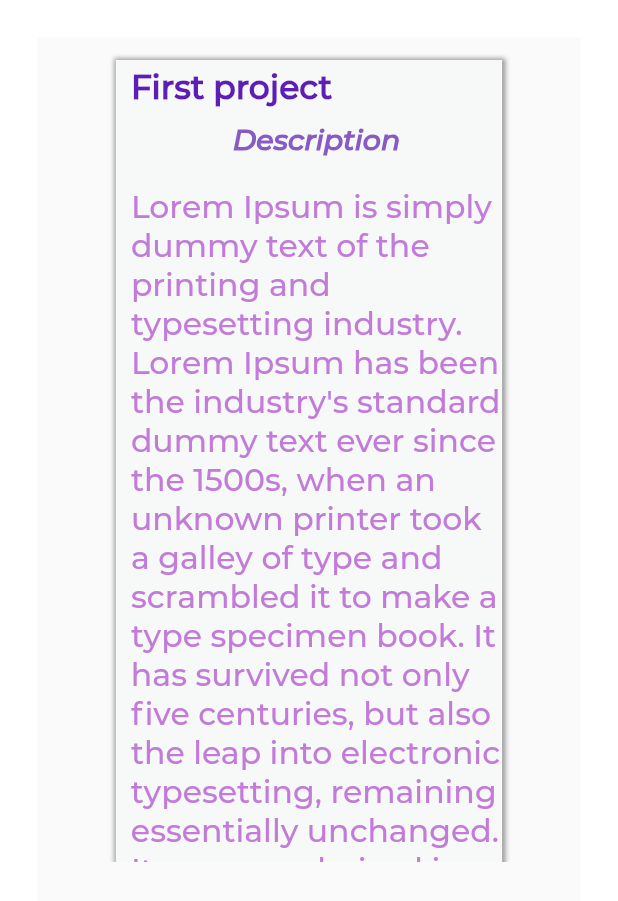
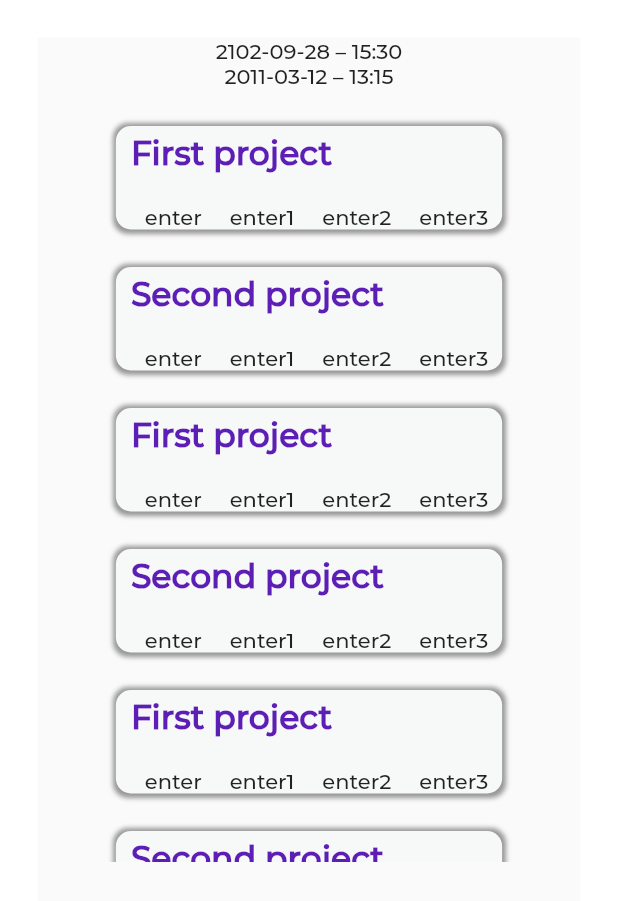
Before and after one commit to yenlydu/Fluttech, a Flutter app: the verticalWidget screen opened directly, on a phone screen of 412 x 824 dp. Shown: the top 901 px of the screen. Run offline on Flutter 3.47's test engine with Material 2 defaults, Android fonts, the phone set to English and light mode, and no system bars; our stand-ins replace carousel_slider, firebase_auth, firebase_core, firebase_storage, flutter_feather_icons, image_picker and 3 more; missing offline and left inert: autocomplete_textfield, cloud_firestore_web, cloud_functions_web, dart:html, firebase_auth_oauth, firebase_auth_oauth_web and 7 more; accounts and stored records are empty.

Commit message:
organized web app code

```diff
--- a/lib/Web/Navigation/HandleProjects/DisplayHandleProject.dart
+++ b/lib/Web/Navigation/HandleProjects/DisplayHandleProject.dart
@@ -1,6 +1,7 @@
 import 'package:flutter/material.dart';
 import 'dart:html' as html;
-
+import 'package:flutter2/Web/Navigation/HandleProjects/PopupDescription.dart';
+import 'package:flutter2/Web/Navigation/HandleProjects/ProjectInformation.dart';
 class DisplayHandleProject
 {
   static final appContainer =
@@ -14,32 +15,22 @@ class DisplayHandleProject
     );
 
   }
-  Widget displaySubtitle(String subtitle)
-  {
-    return Text(subtitle, style: TextStyle(color: Color(0xFF875BC5),fontSize: 19,fontFamily: "Montserrat-Italic", fontWeight: FontWeight.bold, ),);
-  }
 
 
-  Widget singleItem({BuildContext context, String title, String description, IconData icon, Color iconColor}) {
+  Widget singleItem({BuildContext context, ProjectInformation project}) {
     return Center(
     child:InkWell(
       onTap: ()=> {
         showDialog(
           context: context,
           builder: (BuildContext context) {
-            return AlertDialog(
-              content: Stack(
-                overflow: Overflow.visible,
-                children: <Widget>[
-                  Text("enter")
-                ],
-              ),
-            );
+            return PopupDescription(project: project,);
           })
       },
       child: Container(
       width: MediaQuery.of(context).size.width/1.6,
       decoration: BoxDecoration(
+          borderRadius: BorderRadius.circular(10),
         color: Color(0xFFF7F8F8),
         boxShadow: [
           BoxShadow(
@@ -57,15 +48,22 @@ class DisplayHandleProject
             SizedBox(
               height: 5.0,
             ),
-            displayTitle(title: title),
-            SizedBox(
-              height: 10.0,
-            ),
-            displaySubtitle("Description"),
+            displayTitle(title: project.title),
             SizedBox(
               height: 20.0,
             ),
-            Text(description, style: TextStyle(fontSize: 21, color: Color(0xFFC27BD9), ),),/*
+
+            Row(
+              mainAxisAlignment: MainAxisAlignment.spaceAround,
+              children: [
+                Text("enter"),
+                Text("enter1"),
+                Text("enter2"),
+                Text("enter3")
+              ],
+            )
+
+            /*
             icon==null?Text(value, style: TextStyle(fontSize: 21, color: Color(0xFFB67FFF), ),):
             Row(
               mainAxisAlignment: MainAxisAlignment.center,
--- a/lib/Web/Navigation/HandleProjects/HandleProjects.dart
+++ b/lib/Web/Navigation/HandleProjects/HandleProjects.dart
@@ -1,95 +1,99 @@
 import 'package:flutter/material.dart';
 import 'package:flutter2/Web/Navigation/HandleProjects/DisplayHandleProject.dart';
 import 'package:flutter2/Web/Navigation/HandleProjects/ProjectInformation.dart';
-
+import 'package:flutter2/Web/WebConstants/WebConstants.dart';
 class HandleProjects
 {
   Widget getProjectsInformation(BuildContext context)
   {
 
-    ProjectInformation firstProject = new ProjectInformation(title: "First project", description: "Lorem Ipsum is simply dummy text of the printing and typesetting industry. Lorem Ipsum has been the industry's standard dummy text ever since the 1500s, when an unknown printer took a galley of type and scrambled it to make a type specimen book. It has survived not only five centuries, but also the leap into electronic typesetting, remaining essentially unchanged. It was popularised in the 1960s with the release of Letraset sheets containing Lorem Ipsum passages, and more recently with desktop publishing software like Aldus PageMaker including versions of Lorem Ipsum.", beginDate: "2019", endDate: "2019");
-    ProjectInformation secondProject = new ProjectInformation(title: "Second project", description: "Lorem Ipsum is simply dummy text of the printing and typesetting industry. Lorem Ipsum has been the industry's standard dummy text ever since the 1500s, when an unknown printer took a galley of type and scrambled it to make a type specimen book. It has survived not only five centuries, but also the leap into electronic typesetting, remaining essentially unchanged. It was popularised in the 1960s with the release of Letraset sheets containing Lorem Ipsum passages, and more recently with desktop publishing software like Aldus PageMaker including versions of Lorem Ipsum.", beginDate: "1233", endDate: "23");
+    ProjectInformation firstProject = new ProjectInformation(title: "First project", description: "Lorem Ipsum is simply dummy text of the printing and typesetting industry. Lorem Ipsum has been the industry's standard dummy text ever since the 1500s, when an unknown printer took a galley of type and scrambled it to make a type specimen book. It has survived not only five centuries, but also the leap into electronic typesetting, remaining essentially unchanged. It was popularised in the 1960s with the release of Letraset sheets containing Lorem Ipsum passages, and more recently with desktop publishing software like Aldus PageMaker including versions of Lorem Ipsum.", beginDate: DateTime(2021, 09, 28, 15, 30), endDate: DateTime(2102, 09, 28, 15, 30));
+    ProjectInformation secondProject = new ProjectInformation(title: "Second project", description: "Lorem Ipsum is simply dummy text of the printing and typesetting industry. Lorem Ipsum has been the industry's standard dummy text ever since the 1500s, when an unknown printer took a galley of type and scrambled it to make a type specimen book. It has survived not only five centuries, but also the leap into electronic typesetting, remaining essentially unchanged. It was popularised in the 1960s with the release of Letraset sheets containing Lorem Ipsum passages, and more recently with desktop publishing software like Aldus PageMaker including versions of Lorem Ipsum.", beginDate: DateTime(1923, 03, 12, 09, 15), endDate: DateTime(2011, 03, 12, 13, 15));
     return Column(
       children: [
+        Text(formatter(firstProject.endDate)),
+        Text(formatter(secondProject.endDate)),
+
+      SizedBox(
+          height: 25.0,
+        ),
+        DisplayHandleProject().singleItem(context: context, project: firstProject),
         SizedBox(
-          height: 15.0,
+          height: 25.0,
         ),
-        DisplayHandleProject().singleItem(context: context, title: firstProject.title, description: firstProject.description,icon: null),
+        DisplayHandleProject().singleItem(context: context, project: secondProject),
         SizedBox(
-          height: 15.0,
+          height: 25.0,
+        ),                    DisplayHandleProject().singleItem(context: context, project: firstProject),
+        SizedBox(
+          height: 25.0,
         ),
-        DisplayHandleProject().singleItem(context: context, title: secondProject.title, description: secondProject.description,icon: Icons.description_outlined, iconColor: Colors.orangeAccent ),
+        DisplayHandleProject().singleItem(context: context, project: secondProject),
         SizedBox(
-          height: 15.0,
-        ),            DisplayHandleProject().singleItem(context: context, title: "Total Bookings", description: "28,345",icon: null),
+          height: 25.0,
+        ),        DisplayHandleProject().singleItem(context: context, project: firstProject),
         SizedBox(
-          height: 15.0,
-        ),DisplayHandleProject().singleItem(context: context, title: "Partial Bookings", description: "34,1",icon: Icons.lock, iconColor: Colors.orangeAccent ),
+          height: 25.0,
+        ),        DisplayHandleProject().singleItem(context: context, project: secondProject),
         SizedBox(
-          height: 15.0,
-        ),DisplayHandleProject().singleItem(context: context, title: "Total Bookings", description: "28,345",icon: null),
+          height: 25.0,
+        ),        DisplayHandleProject().singleItem(context: context, project: firstProject),
         SizedBox(
-          height: 15.0,
-        ),DisplayHandleProject().singleItem(context: context, title: "Partial Bookings", description: "34,1",icon: Icons.lock, iconColor: Colors.orangeAccent ),
+          height: 25.0,
+        ),         DisplayHandleProject().singleItem(context: context, project: secondProject),
         SizedBox(
-          height: 15.0,
-        ),DisplayHandleProject().singleItem(context: context, title: "Total Bookings", description: "28,345",icon: null),
+          height: 25.0,
+        ),        DisplayHandleProject().singleItem(context: context, project: firstProject),
         SizedBox(
-          height: 15.0,
-        ), DisplayHandleProject().singleItem(context: context, title: "Partial Bookings", description: "34,1",icon: Icons.lock, iconColor: Colors.orangeAccent ),
+          height: 25.0,
+        ),        DisplayHandleProject().singleItem(context: context, project: secondProject),
         SizedBox(
-          height: 15.0,
-        ),DisplayHandleProject().singleItem(context: context, title: "Total Bookings", description: "28,345",icon: null),
+          height: 25.0,
+        ),        DisplayHandleProject().singleItem(context: context, project: firstProject),
         SizedBox(
-          height: 15.0,
-        ),DisplayHandleProject().singleItem(context: context, title: "Partial Bookings", description: "34,1",icon: Icons.lock, iconColor: Colors.orangeAccent ),
+          height: 25.0,
+        ),        DisplayHandleProject().singleItem(context: context, project: secondProject),
         SizedBox(
-          height: 15.0,
-        ),DisplayHandleProject().singleItem(context: context, title: "Total Bookings", description: "28,345",icon: null),
+          height: 25.0,
+        ),        DisplayHandleProject().singleItem(context: context, project: firstProject),
         SizedBox(
-          height: 15.0,
-        ),DisplayHandleProject().singleItem(context: context, title: "Partial Bookings", description: "34,1",icon: Icons.lock, iconColor: Colors.orangeAccent ),
+          height: 25.0,
+        ),         DisplayHandleProject().singleItem(context: context, project: secondProject),
         SizedBox(
-          height: 15.0,
-        ),DisplayHandleProject().singleItem(context: context, title: "Total Bookings", description: "28,345",icon: null),
+          height: 25.0,
+        ),        DisplayHandleProject().singleItem(context: context, project: firstProject),
         SizedBox(
-          height: 15.0,
-        ), DisplayHandleProject().singleItem(context: context, title: "Partial Bookings", description: "34,1",icon: Icons.lock, iconColor: Colors.orangeAccent ),
+          height: 25.0,
+        ),        DisplayHandleProject().singleItem(context: context, project: secondProject),
         SizedBox(
-          height: 15.0,
-        ),DisplayHandleProject().singleItem(context: context, title: "Total Bookings", description: "28,345",icon: null),
+          height: 25.0,
+        ),        DisplayHandleProject().singleItem(context: context, project: firstProject),
         SizedBox(
-          height: 15.0,
-        ),DisplayHandleProject().singleItem(context: context, title: "Total Bookings", description: "28,345",icon: null),
+          height: 25.0,
+        ),        DisplayHandleProject().singleItem(context: context, project: secondProject),
         SizedBox(
-          height: 15.0,
-        ),DisplayHandleProject().singleItem(context: context, title: "Partial Bookings", description: "34,1",icon: Icons.lock, iconColor: Colors.orangeAccent ),
+          height: 25.0,
+        ),        DisplayHandleProject().singleItem(context: context, project: firstProject),
         SizedBox(
-          height: 15.0,
-        ),DisplayHandleProject().singleItem(context: context, title: "Total Bookings", description: "28,345",icon: null),
+          height: 25.0,
+        ),        DisplayHandleProject().singleItem(context: context, project: secondProject),
         SizedBox(
-          height: 15.0,
-        ),DisplayHandleProject().singleItem(context: context, title: "Partial Bookings", description: "34,1",icon: Icons.lock, iconColor: Colors.orangeAccent ),
+          height: 25.0,
+        ),        DisplayHandleProject().singleItem(context: context, project: firstProject),
         SizedBox(
-          height: 15.0,
-        ),DisplayHandleProject().singleItem(context: context, title: "Total Bookings", description: "28,345",icon: null),
+          height: 25.0,
+        ),        DisplayHandleProject().singleItem(context: context, project: secondProject),
         SizedBox(
-          height: 15.0,
-        ),DisplayHandleProject().singleItem(context: context, title: "Partial Bookings", description: "34,1",icon: Icons.lock, iconColor: Colors.orangeAccent ),
+          height: 25.0,
+        ),        DisplayHandleProject().singleItem(context: context, project: firstProject),
         SizedBox(
-          height: 15.0,
-        ),DisplayHandleProject().singleItem(context: context, title: "Total Bookings", description: "28,345",icon: null),
+          height: 25.0,
+        ),        DisplayHandleProject().singleItem(context: context, project: secondProject),
         SizedBox(
-          height: 15.0,
-        ),DisplayHandleProject().singleItem(context: context, title: "Partial Bookings", description: "34,1",icon: Icons.lock, iconColor: Colors.orangeAccent ),
+          height: 25.0,
+        ),        DisplayHandleProject().singleItem(context: context, project: firstProject),
         SizedBox(
-          height: 15.0,
-        ),DisplayHandleProject().singleItem(context: context, title: "Total Bookings", description: "28,345",icon: null),
-        SizedBox(
-          height: 15.0,
-        ),DisplayHandleProject().singleItem(context: context, title: "Partial Bookings", description: "34,1",icon: Icons.lock, iconColor: Colors.orangeAccent ),
-        SizedBox(
-          height: 15.0,
+          height: 25.0,
         ),
       ],
     );
--- /dev/null
+++ b/lib/Web/Navigation/HandleProjects/PopupDescription.dart
@@ -0,0 +1,41 @@
+import 'package:flutter/material.dart';
+import 'ProjectInformation.dart';
+class PopupDescription extends StatelessWidget
+{
+  ProjectInformation project;
+
+  PopupDescription({Key key, @required this.project}) : super(key: key);
+
+  Widget displaySubtitle(String subtitle)
+  {
+    return Text(subtitle, style: TextStyle(color: Color(0xFF875BC5),fontSize: 19,fontFamily: "Montserrat-Italic", fontWeight: FontWeight.bold, ),);
+  }
+
+  @override
+  Widget build(BuildContext context)
+  {
+    return AlertDialog(
+      content: Column(
+          mainAxisSize: MainAxisSize.min,
+          children:[
+            Container(
+              width: MediaQuery.of(context).size.width/1.5,
+              child:Column(
+                children:[
+                  SizedBox(
+                    height: 10.0,
+                  ),
+                  displaySubtitle("Description"),
+                  SizedBox(
+                    height: 20.0,
+                  ),
+                  Text(project.description, style: TextStyle(fontSize: 17, color: Color(0xFFC27BD9), ),),
+                ],
+              ),
+            ),
+          ]
+      ),
+    );
+
+  }
+}
--- a/lib/Web/Navigation/HandleProjects/ProjectInformation.dart
+++ b/lib/Web/Navigation/HandleProjects/ProjectInformation.dart
@@ -3,22 +3,22 @@ import 'package:flutter/material.dart';
 class Reunion
 {
   String reunionName;
-  String date;
+  DateTime date;
 //  TimeOfDay releaseTime = TimeOfDay(hour: 15, minute: 0);
-  TimeOfDay beginDate;
-  TimeOfDay endDate;
-
-  Reunion({@required this.reunionName, @required this.date, @required this.beginDate, @required this.endDate});
+  TimeOfDay beginHour;
+  TimeOfDay endHour;
+  Reunion({@required this.reunionName, @required this.date, @required this.beginHour, @required this.endHour});
 }
 
 class ProjectInformation
 {
   String title;
   String description;
-  String beginDate;
-  String endDate;
+  DateTime beginDate;
+  DateTime endDate;
   String requirements;
+  String professorName;
   int allowedStudents = 1;
   List<Reunion> reunions;
-  ProjectInformation({@required this.title, @required this.description, @required this.beginDate, @required this.endDate, this.requirements, this.allowedStudents, this.reunions});
+  ProjectInformation({@required this.title, @required this.description, @required this.beginDate, @required this.endDate, this.requirements, this.allowedStudents, this.reunions, this.professorName});
 }
--- a/lib/Web/WebConstants/WebConstants.dart
+++ b/lib/Web/WebConstants/WebConstants.dart
@@ -1,6 +1,6 @@
 import 'package:flutter/material.dart';
-import 'package:flutter2/Web/Dashboard/dashboardBar.dart';
-import 'package:flutter_feather_icons/flutter_feather_icons.dart';
+import 'package:intl/intl.dart';
+import 'package:intl/date_symbol_data_local.dart';
 
 enum Navigation {
   HANDLE_PROJECTS,
@@ -13,6 +13,11 @@ final hamburgerIcon = Icon(
   color: Colors.deepPurple,
   size: 30.0,
 );
+
+String formatter(DateTime dateTime)
+{
+  return DateFormat('yyyy-MM-dd – kk:mm').format(dateTime);
+}
 
 class NavigationsButtonsStyle {
   final callback;
```
